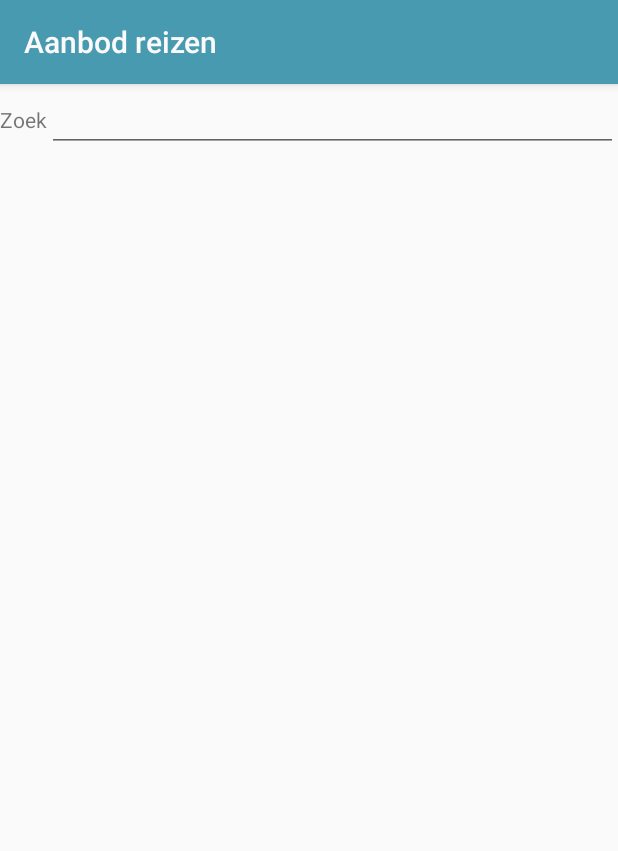
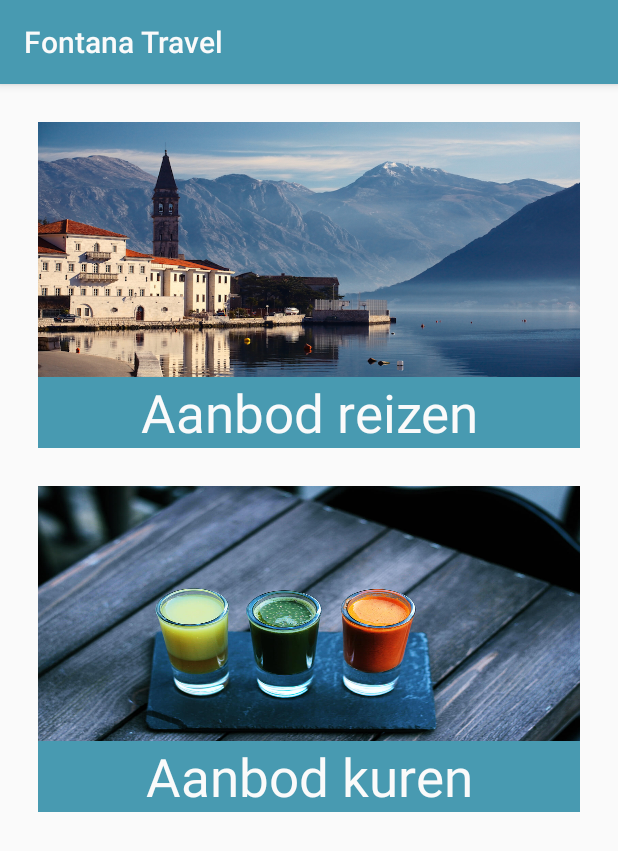
Before and after one commit to gixslayer/TravelApp, an Android app: the screen it shows after launch (ReisAanbodActivity before the commit, MainActivity after it), on a phone screen of 412 x 824 dp. Shown: the top 851 px of the screen. Run offline under Robolectric (Android 15) with nearby library versions, the phone set to English and light mode, and no system bars.

Commit message:
Added main activity

```diff
--- a/app/src/main/res/layout/activity_main.xml
+++ b/app/src/main/res/layout/activity_main.xml
@@ -1,14 +1,56 @@
 <?xml version="1.0" encoding="utf-8"?>
-<LinearLayout xmlns:android="http://schemas.android.com/apk/res/android"
-    xmlns:tools="http://schemas.android.com/tools"
-    android:layout_width="match_parent"
+<LinearLayout
+    xmlns:android="http://schemas.android.com/apk/res/android" android:layout_width="match_parent"
     android:layout_height="match_parent"
-    tools:context=".activities.MainActivity">
+    android:orientation="vertical">
 
-    <ListView
-        android:id="@+id/list_main"
+    <RelativeLayout
+        android:id="@+id/aanbod_reizen"
         android:layout_width="match_parent"
-        android:layout_height="wrap_content">
+        android:layout_height="wrap_content"
+        android:layout_margin="25dp"
+        android:background="@color/colorAccentOld">
 
-    </ListView>
+        <ImageView
+            android:id="@+id/afbeelding_aanbod_reizen"
+            android:layout_width="match_parent"
+            android:layout_height="170dp"
+            android:background="@drawable/igalo_montenegro"/>
+        <TextView
+            android:id="@+id/text_aanbod_reizen"
+            android:layout_width="match_parent"
+            android:layout_height="wrap_content"
+            android:layout_below="@id/afbeelding_aanbod_reizen"
+            android:text="Aanbod reizen"
+            android:textAlignment="center"
+            android:textColor="@color/colorPrimary"
+            android:textSize="35sp"/>
+
+    </RelativeLayout>
+
+    <RelativeLayout
+        android:id="@+id/aanbod_kuren"
+        android:layout_width="match_parent"
+        android:layout_height="wrap_content"
+        android:layout_marginLeft="25dp"
+        android:layout_marginRight="25dp"
+        android:background="@color/colorAccentOld">
+
+        <ImageView
+            android:id="@+id/afbeelding_aanbod_kuren"
+            android:layout_width="match_parent"
+            android:layout_height="170dp"
+            android:background="@drawable/kuur_aanbod"/>
+        <TextView
+            android:id="@+id/text_aanbod_kuren"
+            android:layout_width="match_parent"
+            android:layout_height="wrap_content"
+            android:layout_below="@id/afbeelding_aanbod_kuren"
+            android:text="Aanbod kuren"
+            android:textAlignment="center"
+            android:textColor="@color/colorPrimary"
+            android:textSize="35sp"/>
+
+    </RelativeLayout>
+
 </LinearLayout>
--- a/app/src/main/res/values/strings.xml
+++ b/app/src/main/res/values/strings.xml
@@ -8,4 +8,5 @@
     <string name="reizen">Reizen</string>
     <string name="kuren">Kuren</string>
     <string name="reis_beschrijving">Reis Beschrijving</string>
+    <string name="fontana_travel">Fontana Travel</string>
 </resources>
```
Also changed, not shown: app/src/main/AndroidManifest.xml (+6 -6 lines), app/src/main/java/rnd/travelapp/activities/MainActivity.java (+12 -20 lines), app/src/main/java/rnd/travelapp/activities/TestModelActivity.java (deleted, +0 -28 lines), app/src/main/java/rnd/travelapp/adapters/TestModelAdapter.java (deleted, +0 -28 lines), app/src/main/java/rnd/travelapp/models/TestModel.java (deleted, +0 -56 lines), app/src/main/res/layout/activity_test_model.xml (deleted, +0 -15 lines).
